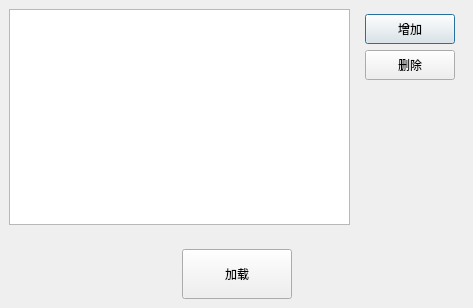
Qt form digitalIntegration/OneClickLoadDialog.ui (jiaqingguo/DI) before a commit.
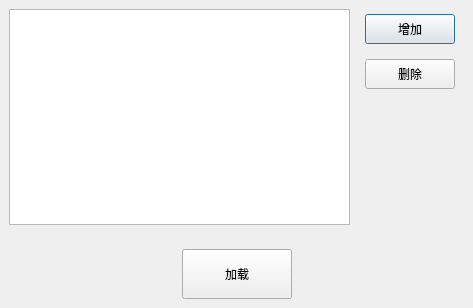
The same form after that commit.

Diff of the .ui file:
```diff
--- a/digitalIntegration/OneClickLoadDialog.ui
+++ b/digitalIntegration/OneClickLoadDialog.ui
@@ -45,6 +45,9 @@
      </item>
      <item>
       <layout class="QVBoxLayout" name="verticalLayout_9">
+       <property name="spacing">
+        <number>15</number>
+       </property>
        <property name="leftMargin">
         <number>9</number>
        </property>
```
